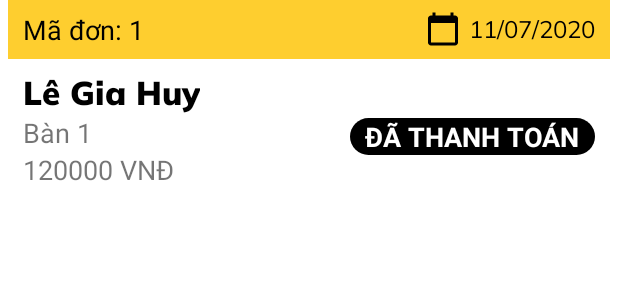
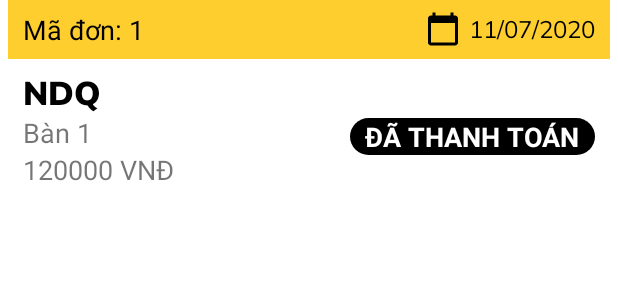
Before and after one commit to Ryandrona/MyApplication, an Android app: the layout custom_layout_displaystatistic.xml on its own in the app's theme, with its tools: preview values and no code run, on a phone screen of 412 x 824 dp. Shown: the top 300 px of the screen. Run offline under Robolectric (Android 15) with nearby library versions, the phone set to English and light mode, and no system bars; Roboto replaces fonts that are not available here.

Commit message:
fix comit

```diff
--- a/app/src/main/res/layout/custom_layout_displaystatistic.xml
+++ b/app/src/main/res/layout/custom_layout_displaystatistic.xml
@@ -62,12 +62,11 @@
             android:id="@+id/txt_customstatistic_TenNV"
             android:layout_width="wrap_content"
             android:layout_height="wrap_content"
-            android:text="Lê Gia Huy"
-            android:textSize="22sp"
+            android:layout_marginLeft="10dp"
+            android:fontFamily="@font/muli_black"
+            android:text="NDQ"
             android:textColor="@color/black"
-            android:fontFamily="@font/muli_black"
-            android:layout_marginLeft="10dp"
-            />
+            android:textSize="22sp" />
         <TextView
             android:id="@+id/txt_customstatistic_BanDat"
             android:layout_below="@id/txt_customstatistic_TenNV"
--- a/app/src/main/res/layout/splash_layout.xml
+++ b/app/src/main/res/layout/splash_layout.xml
@@ -33,7 +33,7 @@
         android:id="@+id/txtPowered"
         android:layout_width="wrap_content"
         android:layout_height="wrap_content"
-        android:text="Powered by GiaHuy"
+        android:text="Powered by NQD"
         android:layout_gravity="center|bottom"
         android:layout_marginBottom="30dp"/>
 
```
Also changed, not shown: app/src/main/res/layout/custom_layout_displaystaff.xml (+4 -3 lines), app/src/main/res/layout/detailstatistic_layout.xml (+5 -5 lines).
